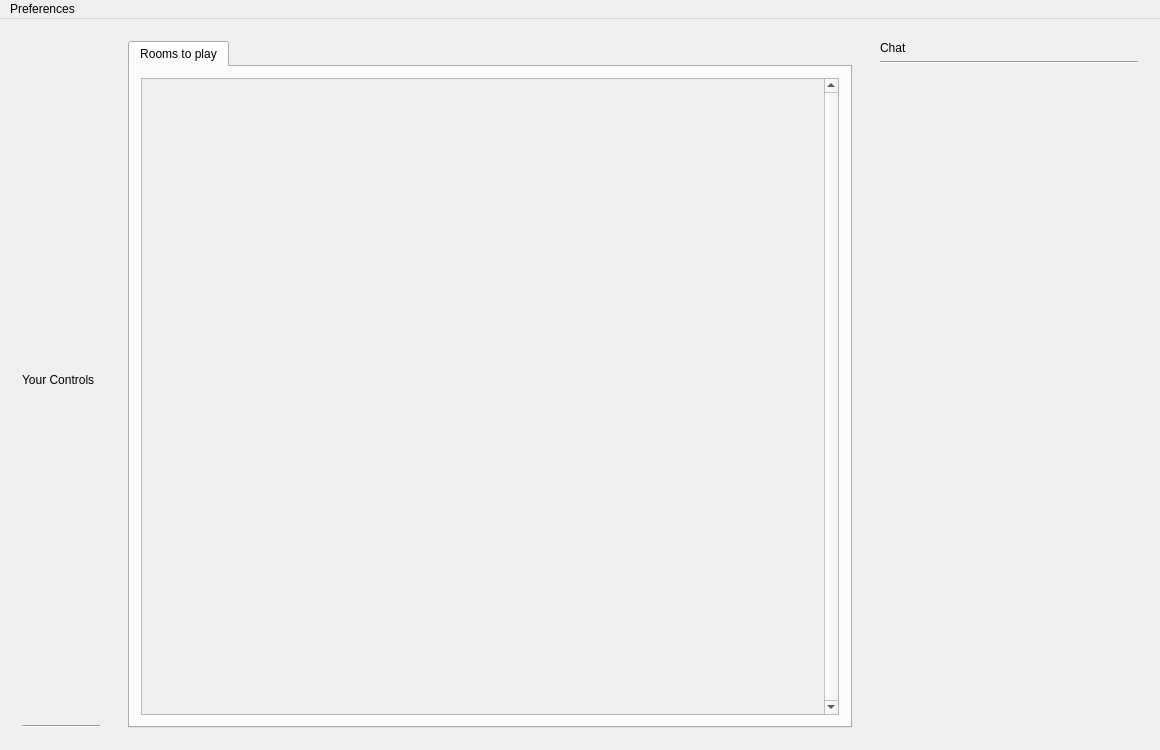
This is src/jamtaba/gui/mainframe.ui in elieserdejesus/JamTaba as Qt 5 draws it before an edit. The edited form follows.
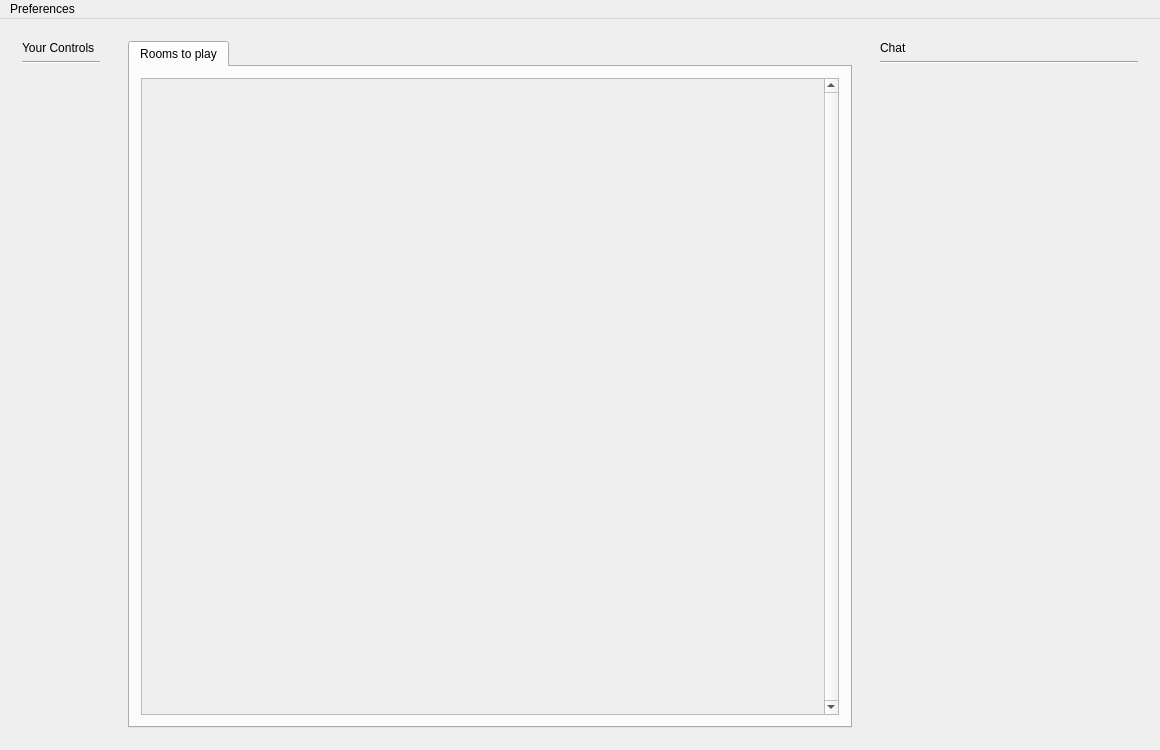
This is the edited form.

```diff
--- a/src/jamtaba/gui/mainframe.ui
+++ b/src/jamtaba/gui/mainframe.ui
@@ -56,6 +56,30 @@
          </property>
         </widget>
        </item>
+       <item>
+        <widget class="QWidget" name="localTracksWidget" native="true">
+         <property name="sizePolicy">
+          <sizepolicy hsizetype="Preferred" vsizetype="Preferred">
+           <horstretch>0</horstretch>
+           <verstretch>1</verstretch>
+          </sizepolicy>
+         </property>
+         <layout class="QHBoxLayout" name="localTracksLayout">
+          <property name="leftMargin">
+           <number>0</number>
+          </property>
+          <property name="topMargin">
+           <number>0</number>
+          </property>
+          <property name="rightMargin">
+           <number>0</number>
+          </property>
+          <property name="bottomMargin">
+           <number>0</number>
+          </property>
+         </layout>
+        </widget>
+       </item>
       </layout>
      </widget>
     </item>
```
Left out of the diff: 2 changed lines with no effect on the pictures.
